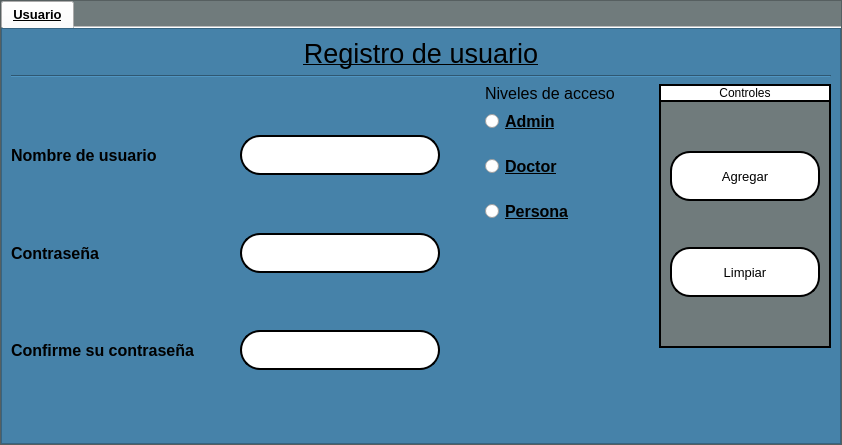
First picture: the form in interfaces/users.ui, repository Reinaldito04/App-Consultas-y-Historias-Medicas, before the edit.
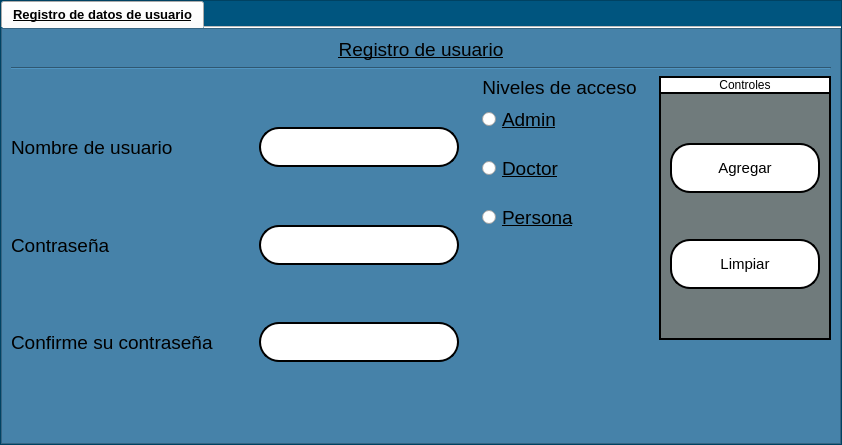
Second picture: the form after the edit. Icons and pictures are not drawn.

What changed in the file:
```diff
--- a/interfaces/users.ui
+++ b/interfaces/users.ui
@@ -33,7 +33,7 @@
     <widget class="QFrame" name="frame">
      <property name="styleSheet">
       <string notr="true">QFrame{
-	background-color:#707B7C;
+background-color:rgb(0, 85, 127);
 
 }</string>
      </property>
@@ -77,7 +77,7 @@
         </property>
         <widget class="QWidget" name="tab_3">
          <attribute name="title">
-          <string>Usuario</string>
+          <string>Registro de datos de usuario</string>
          </attribute>
          <layout class="QVBoxLayout" name="verticalLayout_21">
           <property name="spacing">
@@ -99,7 +99,8 @@
            <widget class="QFrame" name="frame_5">
             <property name="styleSheet">
              <string notr="true">QFrame{
-	background-color:rgb(70, 130, 169);
+background-color:rgb(70, 130, 169);
+	font: 14pt &quot;Microsoft Sans Serif&quot;;
 }
 QTableWidget{
 color:rgb(0,0,0);
@@ -109,7 +110,7 @@
 QHeaderView::section{
 background-color:rgb(0,206,151);
 border:1px solid rgb(0,0,0);
-font-size:12pt;
+	font: 12pt &quot;Microsoft Sans Serif&quot;;
 }
 QTbaleWidget QTableCornerButton::section{
 background-color:rgb(0,0,0);
@@ -118,17 +119,31 @@
 QLineEdit{
 border:2px solid rgb(0,0,0);
 border-radius:20px;
-background-color:white;
 	font: 12pt &quot;Microsoft Sans Serif&quot;;
+	background-color: rgb(255, 255, 255);
 }
 QPushButton{
 border-radius:20px;
 border:2px solid rgb(0,0,0);
 background-color:white;
+	font: 11pt &quot;Microsoft Sans Serif&quot;;
 }
 QPushButton:hover{
-	background-color:#CB4335;
-}</string>
+	background-color:#5DADE2;
+}
+QTextEdit{
+border:4px solid rgb(0,0,0);
+border-radius:20px;
+	font: 12pt &quot;Microsoft Sans Serif&quot;;
+	background-color: rgb(255, 255, 255);
+}
+QLineEdit::hover{
+	background-color:#5DADE2;
+}
+QRadioButton{
+	font: 14pt &quot;Microsoft Sans Serif&quot;;
+}
+</string>
             </property>
             <property name="frameShape">
              <enum>QFrame::StyledPanel</enum>
@@ -141,19 +156,61 @@
               <widget class="QLabel" name="label">
                <property name="font">
                 <font>
-                 <family>MS Shell Dlg 2</family>
-                 <pointsize>20</pointsize>
-                 <weight>9</weight>
+                 <family>Microsoft Sans Serif</family>
+                 <pointsize>14</pointsize>
+                 <weight>50</weight>
                  <italic>false</italic>
                  <bold>false</bold>
                  <underline>true</underline>
                 </font>
                </property>
                <property name="styleSheet">
-                <string notr="true">QLabel{
-	font: 75 20pt &quot;MS Shell Dlg 2&quot;;
-	text-decoration: underline;
-}</string>
+                <string notr="true">QFrame{
+background-color:rgb(70, 130, 169);
+	font: 14pt &quot;Microsoft Sans Serif&quot;;
+}
+QTableWidget{
+color:rgb(0,0,0);
+gridline-color:rgb(0,206,151);
+font-size:12pt;
+}
+QHeaderView::section{
+background-color:rgb(0,206,151);
+border:1px solid rgb(0,0,0);
+	font: 12pt &quot;Microsoft Sans Serif&quot;;
+}
+QTbaleWidget QTableCornerButton::section{
+background-color:rgb(0,0,0);
+border:1px solid  rgb(0,206,151);
+}
+QLineEdit{
+border:2px solid rgb(0,0,0);
+border-radius:20px;
+	font: 12pt &quot;Microsoft Sans Serif&quot;;
+	background-color: rgb(255, 255, 255);
+}
+QPushButton{
+border-radius:20px;
+border:2px solid rgb(0,0,0);
+background-color:white;
+	font: 11pt &quot;Microsoft Sans Serif&quot;;
+}
+QPushButton:hover{
+	background-color:#5DADE2;
+}
+QTextEdit{
+border:4px solid rgb(0,0,0);
+border-radius:20px;
+	font: 12pt &quot;Microsoft Sans Serif&quot;;
+	background-color: rgb(255, 255, 255);
+}
+QLineEdit::hover{
+	background-color:#5DADE2;
+}
+QRadioButton{
+	font: 14pt &quot;Microsoft Sans Serif&quot;;
+}
+</string>
                </property>
                <property name="text">
                 <string>Registro de usuario</string>
@@ -194,10 +251,10 @@
                      <property name="font">
                       <font>
                        <family>Microsoft Sans Serif</family>
-                       <pointsize>12</pointsize>
-                       <weight>75</weight>
+                       <pointsize>14</pointsize>
+                       <weight>50</weight>
                        <italic>false</italic>
-                       <bold>true</bold>
+                       <bold>false</bold>
                       </font>
                      </property>
                      <property name="text">
@@ -256,10 +313,10 @@
                      <property name="font">
                       <font>
                        <family>Microsoft Sans Serif</family>
-                       <pointsize>12</pointsize>
-                       <weight>75</weight>
+                       <pointsize>14</pointsize>
+                       <weight>50</weight>
                        <italic>false</italic>
-                       <bold>true</bold>
+                       <bold>false</bold>
                       </font>
                      </property>
                      <property name="text">
@@ -318,10 +375,10 @@
                      <property name="font">
                       <font>
                        <family>Microsoft Sans Serif</family>
-                       <pointsize>12</pointsize>
-                       <weight>75</weight>
+                       <pointsize>14</pointsize>
+                       <weight>50</weight>
                        <italic>false</italic>
-                       <bold>true</bold>
+                       <bold>false</bold>
                       </font>
                      </property>
                      <property name="text">
@@ -397,7 +454,7 @@
                      <property name="font">
                       <font>
                        <family>Microsoft Sans Serif</family>
-                       <pointsize>12</pointsize>
+                       <pointsize>14</pointsize>
                        <weight>50</weight>
                        <italic>false</italic>
                        <bold>false</bold>
@@ -420,9 +477,11 @@
                       <widget class="QRadioButton" name="bt_admin">
                        <property name="font">
                         <font>
-                         <pointsize>12</pointsize>
-                         <weight>75</weight>
-                         <bold>true</bold>
+                         <family>Microsoft Sans Serif</family>
+                         <pointsize>14</pointsize>
+                         <weight>50</weight>
+                         <italic>false</italic>
+                         <bold>false</bold>
                          <underline>true</underline>
                         </font>
                        </property>
@@ -435,9 +494,11 @@
                       <widget class="QRadioButton" name="bt_doc">
                        <property name="font">
                         <font>
-                         <pointsize>12</pointsize>
-                         <weight>75</weight>
-                         <bold>true</bold>
+                         <family>Microsoft Sans Serif</family>
+                         <pointsize>14</pointsize>
+                         <weight>50</weight>
+                         <italic>false</italic>
+                         <bold>false</bold>
                          <underline>true</underline>
                         </font>
                        </property>
@@ -450,9 +511,11 @@
                       <widget class="QRadioButton" name="bt_user">
                        <property name="font">
                         <font>
-                         <pointsize>12</pointsize>
-                         <weight>75</weight>
-                         <bold>true</bold>
+                         <family>Microsoft Sans Serif</family>
+                         <pointsize>14</pointsize>
+                         <weight>50</weight>
+                         <italic>false</italic>
+                         <bold>false</bold>
                          <underline>true</underline>
                         </font>
                        </property>
@@ -567,7 +630,11 @@
                           </property>
                           <property name="font">
                            <font>
-                            <pointsize>10</pointsize>
+                            <family>Microsoft Sans Serif</family>
+                            <pointsize>11</pointsize>
+                            <weight>50</weight>
+                            <italic>false</italic>
+                            <bold>false</bold>
                            </font>
                           </property>
                           <property name="text">
@@ -614,7 +681,11 @@
                           </property>
                           <property name="font">
                            <font>
-                            <pointsize>10</pointsize>
+                            <family>Microsoft Sans Serif</family>
+                            <pointsize>11</pointsize>
+                            <weight>50</weight>
+                            <italic>false</italic>
+                            <bold>false</bold>
                            </font>
                           </property>
                           <property name="text">
```
